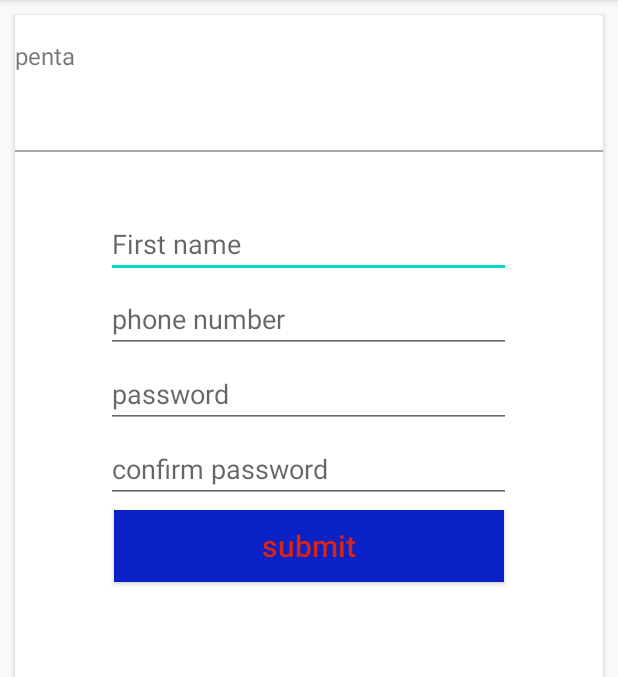
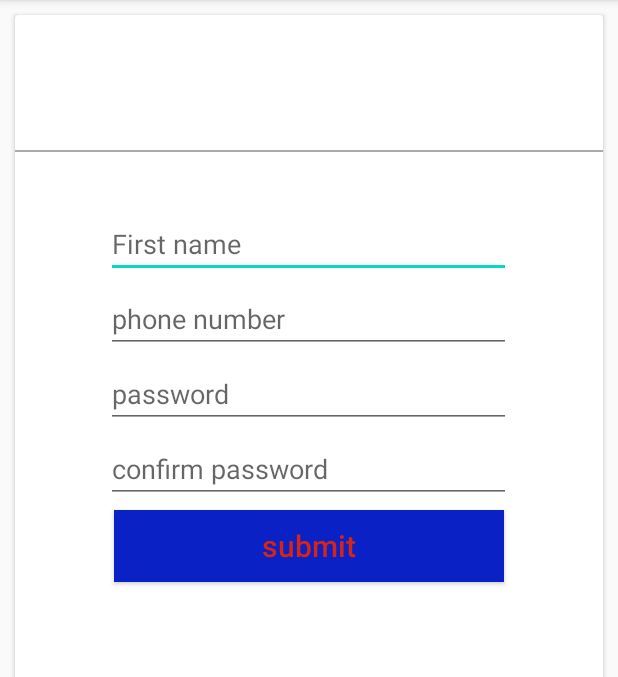
Before and after one commit to Francisndungu2/wheelpick, an Android app: the form screen opened directly, with no data from a screen before it, on a phone screen of 412 x 824 dp, the part 84-761 px from its top. Run offline under Robolectric (Android 15) with nearby library versions, the phone set to English and light mode, and no system bars.

```diff
--- a/app/src/main/res/layout/activity_form.xml
+++ b/app/src/main/res/layout/activity_form.xml
@@ -15,13 +15,7 @@
         android:paddingTop="16dp"
         android:layout_gravity="center">
 
-        <TextView
-            android:id="@+id/penta_ujumbe"
-            android:layout_width="402dp"
-            android:layout_height="696dp"
-            android:layout_marginTop="16dp"
-            android:text="@string/penta_join"
-            android:textSize="16sp" />
+
 
         <View
             android:layout_width="match_parent"
```
Also changed, not shown: 124 other files.
